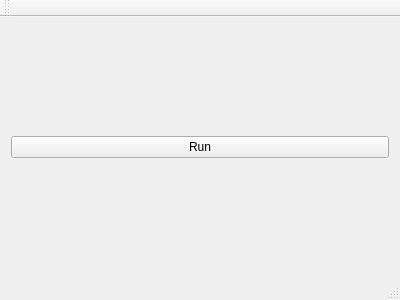
The window that Takao/takao.ui (tnct-spc/procon2019-comp) describes before a commit, drawn with Qt 5.
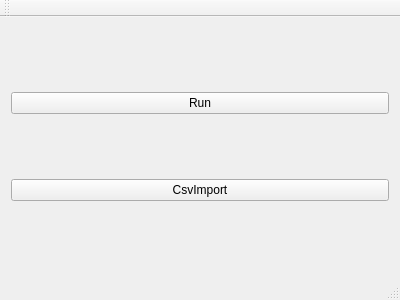
The same window after the commit.

Patch:
```diff
--- a/Takao/takao.ui
+++ b/Takao/takao.ui
@@ -39,6 +39,13 @@
         </property>
        </widget>
       </item>
+      <item>
+       <widget class="QPushButton" name="csvImportButton">
+        <property name="text">
+         <string>CsvImport</string>
+        </property>
+       </widget>
+      </item>
      </layout>
     </item>
    </layout>
```
